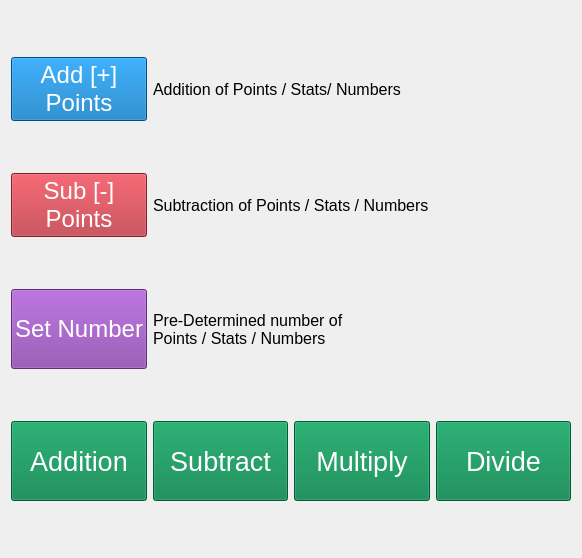
aibolem/TeleScore, file src/editor/comptab/clocktab.ui: the form before one commit.
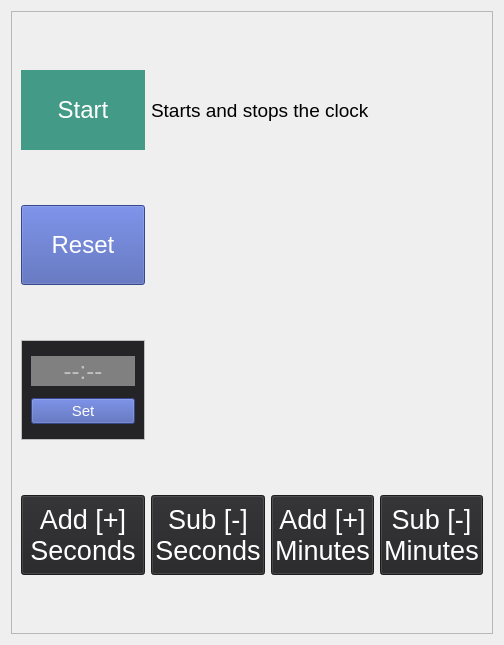
The form after the commit.

```diff
--- a/src/editor/comptab/clocktab.ui
+++ b/src/editor/comptab/clocktab.ui
@@ -6,120 +6,113 @@
    <rect>
     <x>0</x>
     <y>0</y>
-    <width>582</width>
-    <height>558</height>
+    <width>504</width>
+    <height>645</height>
    </rect>
   </property>
   <property name="windowTitle">
    <string>Form</string>
   </property>
   <layout class="QGridLayout" name="gridLayout">
-   <item row="1" column="0">
-    <widget class="QPushButton" name="pushButton_3">
-     <property name="minimumSize">
-      <size>
-       <width>0</width>
-       <height>50</height>
-      </size>
-     </property>
-     <property name="maximumSize">
-      <size>
-       <width>300</width>
-       <height>16777215</height>
-      </size>
-     </property>
-     <property name="font">
-      <font>
-       <pointsize>18</pointsize>
-      </font>
-     </property>
+   <item row="2" column="2">
+    <widget class="QScrollArea" name="scrollArea">
      <property name="styleSheet">
-      <string notr="true">color: white;
-background-color: rgb(181, 45, 56);</string>
+      <string notr="true"/>
      </property>
-     <property name="text">
-      <string>Sub [-]
-Points</string>
+     <property name="widgetResizable">
+      <bool>true</bool>
      </property>
-    </widget>
-   </item>
-   <item row="3" column="1">
-    <widget class="QPushButton" name="pushButton_5">
-     <property name="minimumSize">
-      <size>
-       <width>0</width>
-       <height>80</height>
-      </size>
-     </property>
-     <property name="font">
-      <font>
-       <pointsize>20</pointsize>
-      </font>
-     </property>
-     <property name="styleSheet">
-      <string notr="true">color: white;
-background-color: #007F46;</string>
-     </property>
-     <property name="text">
-      <string>Subtract</string>
-     </property>
-    </widget>
-   </item>
-   <item row="3" column="2">
-    <widget class="QPushButton" name="pushButton_6">
-     <property name="minimumSize">
-      <size>
-       <width>0</width>
-       <height>80</height>
-      </size>
-     </property>
-     <property name="font">
-      <font>
-       <pointsize>20</pointsize>
-      </font>
-     </property>
-     <property name="styleSheet">
-      <string notr="true">color: white;
-background-color: #007F46;</string>
-     </property>
-     <property name="text">
-      <string>Multiply</string>
-     </property>
-    </widget>
-   </item>
+     <widget class="QWidget" name="scrollAreaWidgetContents">
+      <property name="geometry">
+       <rect>
+        <x>0</x>
+        <y>0</y>
+        <width>480</width>
+        <height>621</height>
+       </rect>
+      </property>
+      <layout class="QGridLayout" name="gridLayout_3">
    <item row="2" column="0">
-    <widget class="QPushButton" name="pushButton">
-     <property name="minimumSize">
+        <widget class="QFrame" name="frame">
+         <property name="enabled">
+          <bool>false</bool>
+         </property>
+         <property name="maximumSize">
       <size>
-       <width>0</width>
-       <height>80</height>
-      </size>
-     </property>
+           <width>16777215</width>
+           <height>100</height>
+          </size>
+         </property>
+         <property name="styleSheet">
+          <string notr="true">background-color: #242325;
+</string>
+         </property>
+         <property name="frameShape">
+          <enum>QFrame::Box</enum>
+         </property>
+         <property name="frameShadow">
+          <enum>QFrame::Plain</enum>
+         </property>
+         <layout class="QGridLayout" name="gridLayout_2">
+          <item row="0" column="0">
+           <widget class="QLineEdit" name="lineEdit">
      <property name="font">
       <font>
        <pointsize>18</pointsize>
       </font>
      </property>
      <property name="styleSheet">
-      <string notr="true">color: white;
-background-color: rgb(134, 62, 168);</string>
-     </property>
+             <string notr="true">color: white; background-color: gray;</string>
+            </property>
+            <property name="inputMethodHints">
+             <set>Qt::ImhTime</set>
+            </property>
      <property name="text">
-      <string>Set Number</string>
-     </property>
+             <string/>
+            </property>
+            <property name="frame">
+             <bool>false</bool>
+            </property>
+            <property name="alignment">
+             <set>Qt::AlignCenter</set>
+            </property>
+            <property name="placeholderText">
+             <string>--:--</string>
+            </property>
+           </widget>
+          </item>
+          <item row="1" column="0">
+           <widget class="QPushButton" name="pushButton_8">
+            <property name="font">
+             <font>
+              <pointsize>11</pointsize>
+             </font>
+            </property>
+            <property name="styleSheet">
+             <string notr="true">color: white; background-color: #4357AD</string>
+            </property>
+            <property name="text">
+             <string>Set</string>
+            </property>
+           </widget>
+          </item>
+         </layout>
     </widget>
    </item>
    <item row="0" column="0">
     <widget class="QPushButton" name="pushButton_2">
+         <property name="enabled">
+          <bool>true</bool>
+         </property>
      <property name="minimumSize">
       <size>
        <width>0</width>
-       <height>50</height>
+           <height>80</height>
       </size>
      </property>
      <property name="maximumSize">
       <size>
-       <width>150</width>
+           <width>16777215</width>
        <height>16777215</height>
       </size>
      </property>
@@ -129,17 +122,30 @@
       </font>
      </property>
      <property name="styleSheet">
-      <string notr="true">color: white;
-background-color: rgb(0, 107, 183);</string>
+          <string notr="true">QPushButton{
+border: none;
+color: white;
+background-color: #439A86;
+}
+QPushButton:pressed
+{
+border: none;
+  background-color: rgb(49, 113, 98);
+}</string>
+         </property>
+         <property name="inputMethodHints">
+          <set>Qt::ImhNone</set>
      </property>
      <property name="text">
-      <string>Add [+]
-Points</string>
+          <string>Start</string>
      </property>
     </widget>
    </item>
    <item row="3" column="0">
     <widget class="QPushButton" name="pushButton_4">
+         <property name="enabled">
+          <bool>false</bool>
+         </property>
      <property name="minimumSize">
       <size>
        <width>0</width>
@@ -153,15 +159,96 @@
      </property>
      <property name="styleSheet">
       <string notr="true">color: white;
-background-color: #007F46;</string>
+background-color: #242325;</string>
      </property>
      <property name="text">
-      <string>Addition</string>
+          <string>Add [+]
+Seconds</string>
+         </property>
+        </widget>
+       </item>
+       <item row="1" column="0">
+        <widget class="QPushButton" name="pushButton">
+         <property name="enabled">
+          <bool>false</bool>
+         </property>
+         <property name="minimumSize">
+          <size>
+           <width>0</width>
+           <height>80</height>
+          </size>
+         </property>
+         <property name="font">
+          <font>
+           <pointsize>18</pointsize>
+          </font>
+         </property>
+         <property name="styleSheet">
+          <string notr="true">color: white;
+background-color: #4357AD;</string>
+         </property>
+         <property name="text">
+          <string>Reset</string>
+         </property>
+        </widget>
+       </item>
+       <item row="3" column="2">
+        <widget class="QPushButton" name="pushButton_6">
+         <property name="enabled">
+          <bool>false</bool>
+         </property>
+         <property name="minimumSize">
+          <size>
+           <width>0</width>
+           <height>80</height>
+          </size>
+         </property>
+         <property name="font">
+          <font>
+           <pointsize>20</pointsize>
+          </font>
+         </property>
+         <property name="styleSheet">
+          <string notr="true">color: white;
+background-color: #242325;</string>
+         </property>
+         <property name="text">
+          <string>Add [+]
+Minutes</string>
+         </property>
+        </widget>
+       </item>
+       <item row="3" column="1">
+        <widget class="QPushButton" name="pushButton_5">
+         <property name="enabled">
+          <bool>false</bool>
+         </property>
+         <property name="minimumSize">
+          <size>
+           <width>0</width>
+           <height>80</height>
+          </size>
+         </property>
+         <property name="font">
+          <font>
+           <pointsize>20</pointsize>
+          </font>
+         </property>
+         <property name="styleSheet">
+          <string notr="true">color: white;
+background-color: #242325;</string>
+         </property>
+         <property name="text">
+          <string>Sub [-]
+Seconds</string>
      </property>
     </widget>
    </item>
    <item row="3" column="3">
     <widget class="QPushButton" name="pushButton_7">
+         <property name="enabled">
+          <bool>false</bool>
+         </property>
      <property name="minimumSize">
       <size>
        <width>0</width>
@@ -175,48 +262,28 @@
      </property>
      <property name="styleSheet">
       <string notr="true">color: white;
-background-color: #007F46;</string>
+background-color: #242325;</string>
      </property>
      <property name="text">
-      <string>Divide</string>
-     </property>
-    </widget>
-   </item>
-   <item row="2" column="1" colspan="3">
-    <widget class="QLabel" name="label_3">
-     <property name="font">
-      <font>
-       <pointsize>12</pointsize>
-      </font>
-     </property>
-     <property name="text">
-      <string>Pre-Determined number of
-Points / Stats / Numbers</string>
-     </property>
-    </widget>
-   </item>
-   <item row="1" column="1" colspan="3">
-    <widget class="QLabel" name="label">
-     <property name="font">
-      <font>
-       <pointsize>12</pointsize>
-      </font>
-     </property>
-     <property name="text">
-      <string>Subtraction of Points / Stats / Numbers</string>
+          <string>Sub [-]
+Minutes</string>
      </property>
     </widget>
    </item>
    <item row="0" column="1" colspan="3">
-    <widget class="QLabel" name="label_2">
+        <widget class="QLabel" name="label">
      <property name="font">
       <font>
-       <pointsize>12</pointsize>
+           <pointsize>14</pointsize>
       </font>
      </property>
      <property name="text">
-      <string>Addition of Points / Stats/ Numbers</string>
-     </property>
+          <string>Starts and stops the clock</string>
+         </property>
+        </widget>
+       </item>
+      </layout>
+     </widget>
     </widget>
    </item>
   </layout>
```
Lines whose indentation alone changed are shown as unchanged.
